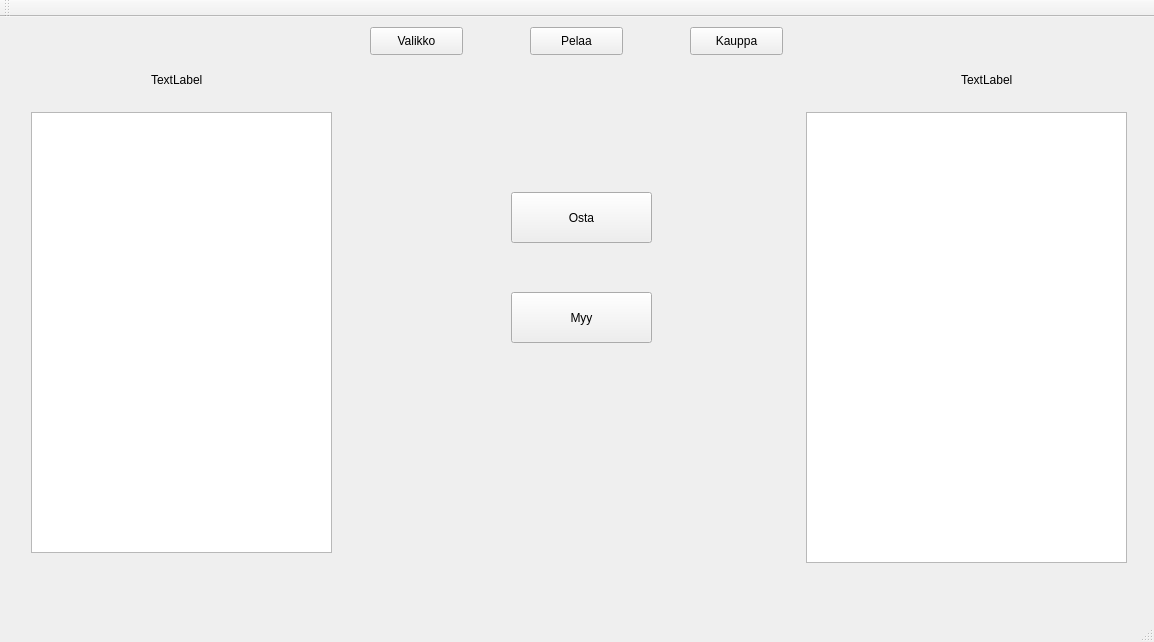
First picture: the form in TrainGame/mainwindow.ui, repository MilanFIN/TrainGame, before the edit.
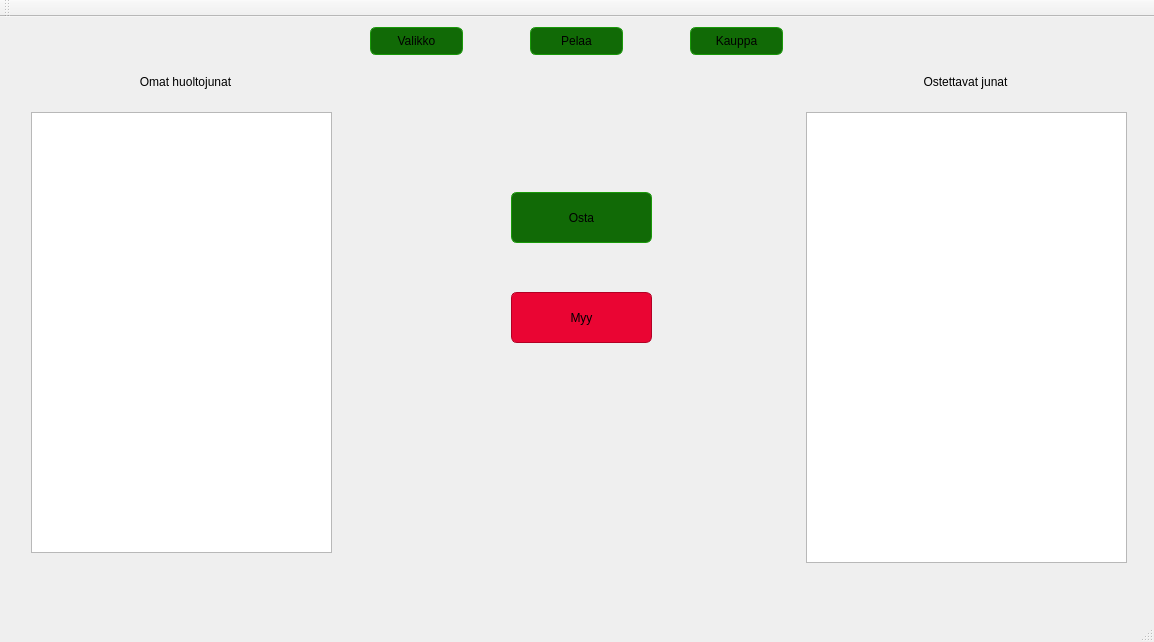
Second picture: the form after the edit. The open tabs and pages were chosen to show the change.

Commit message: Käyttöliittymän ulkoasua päivitetty.

The edit to the form file:
```diff
--- a/TrainGame/mainwindow.ui
+++ b/TrainGame/mainwindow.ui
@@ -139,6 +139,23 @@
         <height>51</height>
        </rect>
       </property>
+      <property name="styleSheet">
+       <string notr="true">QPushButton:pressed {
+	background-color: #222222;
+	border: 1px solid #333333;
+}
+QPushButton:hover {
+	background-color: #66db57;
+}
+QPushButton {
+font: 75 15pt &quot;Caladea&quot;;
+border: 1px solid #199909;
+border-radius: 6px;
+background-color: #116a06;
+background-color: qlineargradient(x1: 0, y1: 0, x2: 0, y2: 0.67, 
+            stop: 0 #22c70d, stop: 1 #116a06);
+}</string>
+      </property>
       <property name="text">
        <string>Osta</string>
       </property>
@@ -152,6 +169,23 @@
         <height>51</height>
        </rect>
       </property>
+      <property name="styleSheet">
+       <string notr="true">QPushButton:pressed {
+	background-color: #222222;
+	border: 1px solid #333333;
+}
+QPushButton:hover {
+	background-color: #f04d6e;
+}
+QPushButton {
+font: 75 15pt &quot;Caladea&quot;;
+border: 1px solid #b20024;
+border-radius: 6px;
+background-color: #ea0533;
+background-color: qlineargradient(x1: 0, y1: 0, x2: 0, y2: 0.67, 
+            stop: 0 #fb2953, stop: 1 #c90029);
+}</string>
+      </property>
       <property name="text">
        <string>Myy</string>
       </property>
@@ -159,27 +193,39 @@
      <widget class="QLabel" name="label_4">
       <property name="geometry">
        <rect>
-        <x>140</x>
+        <x>24</x>
         <y>0</y>
-        <width>55</width>
-        <height>16</height>
+        <width>301</width>
+        <height>20</height>
        </rect>
       </property>
+      <property name="styleSheet">
+       <string notr="true">font: 75 14pt &quot;Caladea&quot;;</string>
+      </property>
       <property name="text">
-       <string>TextLabel</string>
+       <string>Omat huoltojunat</string>
+      </property>
+      <property name="alignment">
+       <set>Qt::AlignCenter</set>
       </property>
      </widget>
      <widget class="QLabel" name="label_5">
       <property name="geometry">
        <rect>
-        <x>950</x>
+        <x>794</x>
         <y>0</y>
-        <width>55</width>
-        <height>16</height>
+        <width>321</width>
+        <height>20</height>
        </rect>
       </property>
+      <property name="styleSheet">
+       <string notr="true">font: 75 14pt &quot;Caladea&quot;;</string>
+      </property>
       <property name="text">
-       <string>TextLabel</string>
+       <string>Ostettavat junat</string>
+      </property>
+      <property name="alignment">
+       <set>Qt::AlignCenter</set>
       </property>
      </widget>
      <widget class="QListView" name="listView">
@@ -213,6 +259,26 @@
       <height>28</height>
      </rect>
     </property>
+    <property name="mouseTracking">
+     <bool>false</bool>
+    </property>
+    <property name="styleSheet">
+     <string notr="true">QPushButton:pressed {
+	background-color: #222222;
+	border: 1px solid #333333;
+}
+QPushButton:hover {
+	background-color: #66db57;
+}
+QPushButton {
+font: 75 12pt &quot;Caladea&quot;;
+border: 1px solid #199909;
+border-radius: 6px;
+background-color: #116a06;
+background-color: qlineargradient(x1: 0, y1: 0, x2: 0, y2: 0.67, 
+            stop: 0 #22c70d, stop: 1 #116a06);
+}</string>
+    </property>
     <property name="text">
      <string>Pelaa</string>
     </property>
@@ -226,6 +292,23 @@
       <height>28</height>
      </rect>
     </property>
+    <property name="styleSheet">
+     <string notr="true">QPushButton:pressed {
+	background-color: #222222;
+	border: 1px solid #333333;
+}
+QPushButton:hover {
+	background-color: #66db57;
+}
+QPushButton {
+font: 75 12pt &quot;Caladea&quot;;
+border: 1px solid #199909;
+border-radius: 6px;
+background-color: #116a06;
+background-color: qlineargradient(x1: 0, y1: 0, x2: 0, y2: 0.67, 
+            stop: 0 #22c70d, stop: 1 #116a06);
+}</string>
+    </property>
     <property name="text">
      <string>Valikko</string>
     </property>
@@ -239,6 +322,23 @@
       <height>28</height>
      </rect>
     </property>
+    <property name="styleSheet">
+     <string notr="true">QPushButton:pressed {
+	background-color: #222222;
+	border: 1px solid #333333;
+}
+QPushButton:hover {
+	background-color: #66db57;
+}
+QPushButton {
+font: 75 12pt &quot;Caladea&quot;;
+border: 1px solid #199909;
+border-radius: 6px;
+background-color: #116a06;
+background-color: qlineargradient(x1: 0, y1: 0, x2: 0, y2: 0.67, 
+            stop: 0 #22c70d, stop: 1 #116a06);
+}</string>
+    </property>
     <property name="text">
      <string>Kauppa</string>
     </property>
```
Left out of the diff: 70 changed lines with no effect on the pictures.
